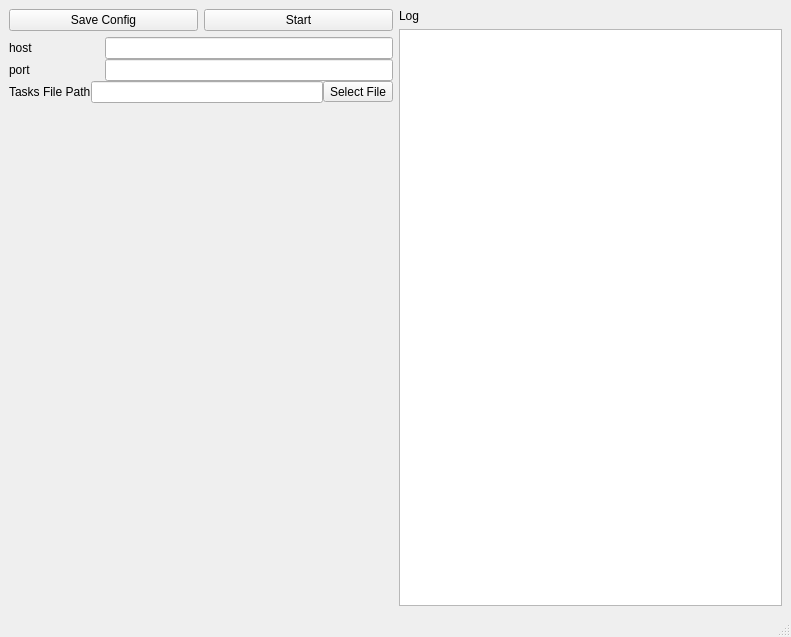
THtianhao/stable_diffusion_autotool, file ui/ui.ui: the form before one commit.
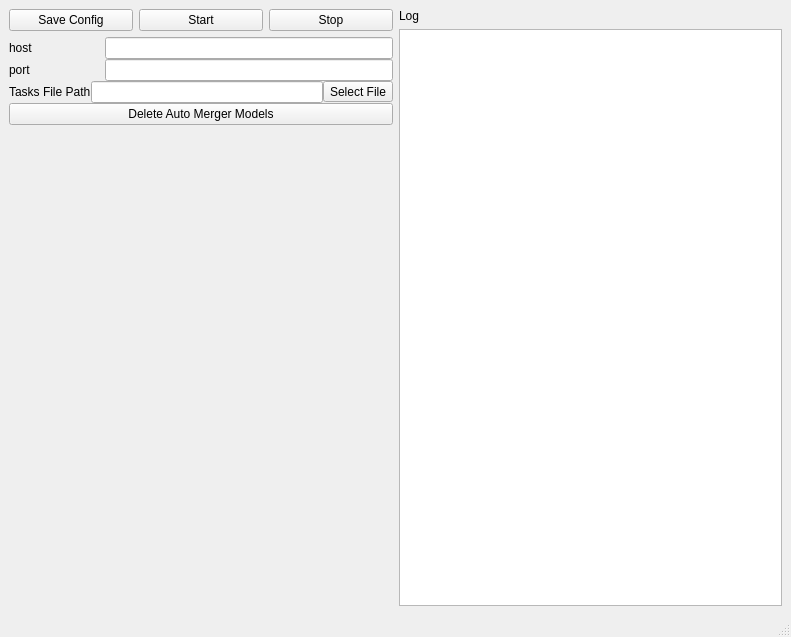
The form after the commit.

Commit message: add stop tasks button

```diff
--- a/ui/ui.ui
+++ b/ui/ui.ui
@@ -39,10 +39,17 @@
           </property>
          </widget>
         </item>
+        <item>
+         <widget class="QPushButton" name="stopTask">
+          <property name="text">
+           <string>Stop</string>
+          </property>
+         </widget>
+        </item>
        </layout>
       </item>
       <item>
-       <layout class="QVBoxLayout" name="verticalLayout_2" stretch="0,0,0">
+       <layout class="QVBoxLayout" name="verticalLayout_2" stretch="0,0,0,0">
         <property name="spacing">
          <number>0</number>
         </property>
@@ -95,6 +102,13 @@
           </item>
          </layout>
         </item>
+        <item>
+         <widget class="QPushButton" name="deleteModels">
+          <property name="text">
+           <string>Delete Auto Merger Models</string>
+          </property>
+         </widget>
+        </item>
        </layout>
       </item>
       <item>
```
The commit also changes 4 other files.
